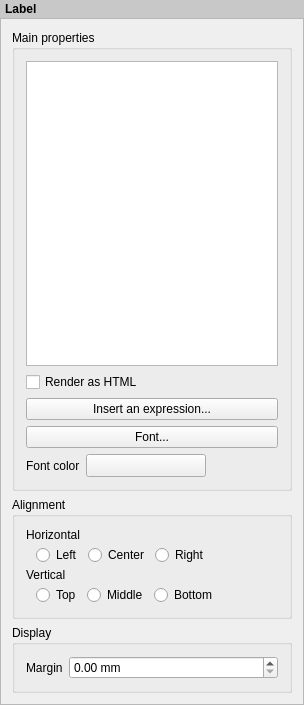
Old version of the form src/ui/qgscomposerlabelwidgetbase.ui in the repository qgis/QGIS.
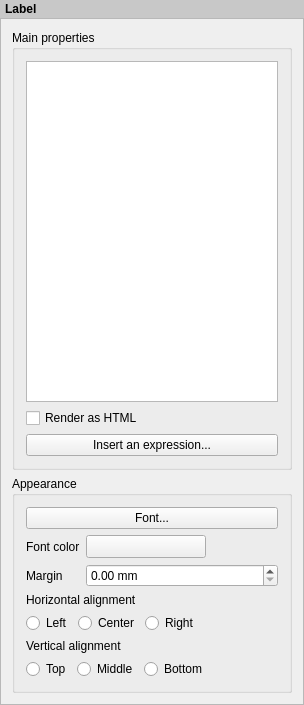
New version of the form. Custom widgets are drawn as their Qt base class.

Commit message: [composer] Clean up label item widget

```diff
--- a/src/ui/qgscomposerlabelwidgetbase.ui
+++ b/src/ui/qgscomposerlabelwidgetbase.ui
@@ -102,7 +102,25 @@
             </property>
            </widget>
           </item>
-          <item row="3" column="0">
+         </layout>
+        </widget>
+       </item>
+       <item>
+        <widget class="QgsCollapsibleGroupBoxBasic" name="mAppearanceGroup">
+         <property name="title">
+          <string>Appearance</string>
+         </property>
+         <property name="checkable">
+          <bool>false</bool>
+         </property>
+         <property name="syncGroup" stdset="0">
+          <string notr="true">composeritem</string>
+         </property>
+         <property name="collapsed" stdset="0">
+          <bool>false</bool>
+         </property>
+         <layout class="QGridLayout" name="gridLayout">
+          <item row="0" column="0" colspan="2">
            <widget class="QPushButton" name="mFontButton">
             <property name="sizePolicy">
              <sizepolicy hsizetype="Preferred" vsizetype="Fixed">
@@ -115,15 +133,15 @@
             </property>
            </widget>
           </item>
-          <item row="4" column="0">
+          <item row="1" column="0">
+           <widget class="QLabel" name="label_2">
+            <property name="text">
+             <string>Font color</string>
+            </property>
+           </widget>
+          </item>
+          <item row="1" column="1">
            <layout class="QHBoxLayout" name="horizontalLayout">
-            <item>
-             <widget class="QLabel" name="label_2">
-              <property name="text">
-               <string>Font color</string>
-              </property>
-             </widget>
-            </item>
             <item>
              <widget class="QgsColorButtonV2" name="mFontColorButton">
               <property name="minimumSize">
@@ -158,98 +176,24 @@
             </item>
            </layout>
           </item>
-         </layout>
-        </widget>
-       </item>
-       <item>
-        <widget class="QgsCollapsibleGroupBoxBasic" name="mAlignementGroup">
-         <property name="title">
-          <string>Alignment</string>
-         </property>
-         <property name="checkable">
-          <bool>false</bool>
-         </property>
-         <property name="syncGroup" stdset="0">
-          <string notr="true">composeritem</string>
-         </property>
-         <property name="collapsed" stdset="0">
-          <bool>false</bool>
-         </property>
-         <layout class="QGridLayout" name="gridLayout">
-          <property name="verticalSpacing">
-           <number>3</number>
-          </property>
-          <item row="1" column="0">
-           <spacer name="horizontalSpacer">
-            <property name="orientation">
-             <enum>Qt::Horizontal</enum>
-            </property>
-            <property name="sizeType">
-             <enum>QSizePolicy::Fixed</enum>
-            </property>
-            <property name="sizeHint" stdset="0">
-             <size>
-              <width>4</width>
-              <height>20</height>
-             </size>
-            </property>
-           </spacer>
-          </item>
-          <item row="2" column="0" colspan="2">
-           <widget class="QLabel" name="mVerticalAlignementLabel">
+          <item row="2" column="0">
+           <widget class="QLabel" name="mMarginLabel">
             <property name="text">
-             <string>Vertical</string>
+             <string>Margin</string>
             </property>
            </widget>
           </item>
-          <item row="3" column="1">
-           <layout class="QHBoxLayout" name="horizontalLayout_6">
-            <item>
-             <widget class="QRadioButton" name="mTopRadioButton">
-              <property name="text">
-               <string>Top</string>
-              </property>
-              <attribute name="buttonGroup">
-               <string notr="true">buttonGroup</string>
-              </attribute>
-             </widget>
-            </item>
-            <item>
-             <widget class="QRadioButton" name="mMiddleRadioButton">
-              <property name="text">
-               <string>Middle</string>
-              </property>
-              <attribute name="buttonGroup">
-               <string notr="true">buttonGroup</string>
-              </attribute>
-             </widget>
-            </item>
-            <item>
-             <widget class="QRadioButton" name="mBottomRadioButton">
-              <property name="text">
-               <string>Bottom</string>
-              </property>
-              <attribute name="buttonGroup">
-               <string notr="true">buttonGroup</string>
-              </attribute>
-             </widget>
-            </item>
-            <item>
-             <spacer name="horizontalSpacer_3">
-              <property name="orientation">
-               <enum>Qt::Horizontal</enum>
-              </property>
-              <property name="sizeHint" stdset="0">
-               <size>
-                <width>0</width>
-                <height>20</height>
-               </size>
-              </property>
-             </spacer>
-            </item>
-           </layout>
+          <item row="2" column="1">
+           <widget class="QDoubleSpinBox" name="mMarginDoubleSpinBox">
+            <property name="prefix">
+             <string/>
+            </property>
+            <property name="suffix">
+             <string> mm</string>
+            </property>
+           </widget>
           </item>
-          <item row="1" column="1">
+          <item row="4" column="0" colspan="2">
            <layout class="QHBoxLayout" name="horizontalLayout_5">
             <item>
              <widget class="QRadioButton" name="mLeftRadioButton">
@@ -296,45 +240,64 @@
             </item>
            </layout>
           </item>
-          <item row="0" column="0" colspan="2">
+          <item row="6" column="0" colspan="2">
+           <layout class="QHBoxLayout" name="horizontalLayout_6">
+            <item>
+             <widget class="QRadioButton" name="mTopRadioButton">
+              <property name="text">
+               <string>Top</string>
+              </property>
+              <attribute name="buttonGroup">
+               <string notr="true">buttonGroup</string>
+              </attribute>
+             </widget>
+            </item>
+            <item>
+             <widget class="QRadioButton" name="mMiddleRadioButton">
+              <property name="text">
+               <string>Middle</string>
+              </property>
+              <attribute name="buttonGroup">
+               <string notr="true">buttonGroup</string>
+              </attribute>
+             </widget>
+            </item>
+            <item>
+             <widget class="QRadioButton" name="mBottomRadioButton">
+              <property name="text">
+               <string>Bottom</string>
+              </property>
+              <attribute name="buttonGroup">
+               <string notr="true">buttonGroup</string>
+              </attribute>
+             </widget>
+            </item>
+            <item>
+             <spacer name="horizontalSpacer_3">
+              <property name="orientation">
+               <enum>Qt::Horizontal</enum>
+              </property>
+              <property name="sizeHint" stdset="0">
+               <size>
+                <width>0</width>
+                <height>20</height>
+               </size>
+              </property>
+             </spacer>
+            </item>
+           </layout>
+          </item>
+          <item row="3" column="0" colspan="2">
            <widget class="QLabel" name="mHorizontalAlignementLabel">
             <property name="text">
-             <string>Horizontal</string>
+             <string>Horizontal alignment</string>
             </property>
            </widget>
           </item>
-         </layout>
-        </widget>
-       </item>
-       <item>
-        <widget class="QgsCollapsibleGroupBoxBasic" name="mDisplayGroupBox">
-         <property name="title">
-          <string>Display</string>
-         </property>
-         <property name="checkable">
-          <bool>false</bool>
-         </property>
-         <property name="syncGroup" stdset="0">
-          <string notr="true">composeritem</string>
-         </property>
-         <property name="collapsed" stdset="0">
-          <bool>true</bool>
-         </property>
-         <layout class="QGridLayout" name="gridLayout_3" columnstretch="0,1">
-          <item row="0" column="0">
-           <widget class="QLabel" name="mMarginLabel">
+          <item row="5" column="0" colspan="2">
+           <widget class="QLabel" name="mVerticalAlignementLabel">
             <property name="text">
-             <string>Margin</string>
-            </property>
-           </widget>
-          </item>
-          <item row="0" column="1">
-           <widget class="QDoubleSpinBox" name="mMarginDoubleSpinBox">
-            <property name="prefix">
-             <string/>
-            </property>
-            <property name="suffix">
-             <string> mm</string>
+             <string>Vertical alignment</string>
             </property>
            </widget>
           </item>
```
Left out of the diff: 2 changed lines with no effect on the pictures. The commit also changes 1 other file.
